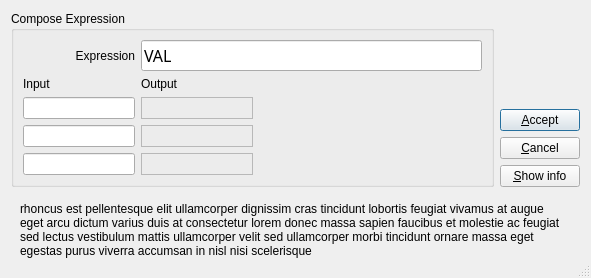
This is src/dialogs/expressionsdialog.ui in ModbusScope/ModbusScope as Qt 5 draws it before an edit. The edited form follows.
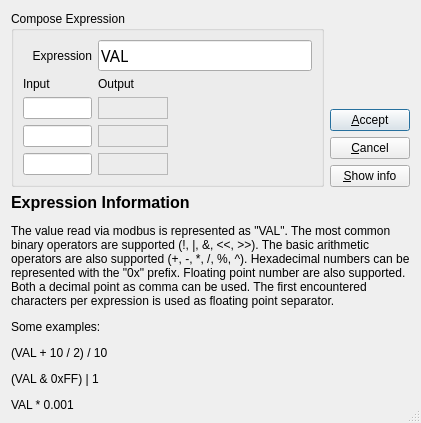
This is the edited form.

Commit message: Add first version of information text

The edit to the form file:
```diff
--- a/src/dialogs/expressionsdialog.ui
+++ b/src/dialogs/expressionsdialog.ui
@@ -9,8 +9,8 @@
    <rect>
     <x>0</x>
     <y>0</y>
-    <width>746</width>
-    <height>299</height>
+    <width>677</width>
+    <height>462</height>
    </rect>
   </property>
   <property name="windowTitle">
@@ -182,6 +182,21 @@
    <item>
     <widget class="QWidget" name="widgetInfo" native="true">
      <layout class="QVBoxLayout" name="verticalLayout_4">
+      <property name="spacing">
+       <number>0</number>
+      </property>
+      <property name="leftMargin">
+       <number>0</number>
+      </property>
+      <property name="topMargin">
+       <number>0</number>
+      </property>
+      <property name="rightMargin">
+       <number>0</number>
+      </property>
+      <property name="bottomMargin">
+       <number>0</number>
+      </property>
       <item>
        <widget class="QLabel" name="lblInfo">
         <property name="sizePolicy">
@@ -191,7 +206,7 @@
          </sizepolicy>
         </property>
         <property name="text">
-         <string>rhoncus est pellentesque elit ullamcorper dignissim cras tincidunt lobortis feugiat vivamus at augue eget arcu dictum varius duis at consectetur lorem donec massa sapien faucibus et molestie ac feugiat sed lectus vestibulum mattis ullamcorper velit sed ullamcorper morbi tincidunt ornare massa eget egestas purus viverra accumsan in nisl nisi scelerisque</string>
+         <string>&lt;html&gt;&lt;head/&gt;&lt;body&gt;&lt;p&gt;&lt;span style=&quot; font-size:12pt; font-weight:600;&quot;&gt;Expression Information&lt;/span&gt;&lt;/p&gt;&lt;p&gt;The value read via modbus is represented as &amp;quot;VAL&amp;quot;. The most common binary operators are supported (!, |, &amp;amp;, &amp;lt;&amp;lt;, &amp;gt;&amp;gt;). The basic arithmetic operators are also supported (+, -, *, /, %, ^). Hexadecimal numbers can be represented with the &amp;quot;0x&amp;quot; prefix. Floating point number are also supported. Both a decimal point as comma can be used. The first encountered characters per expression is used as floating point separator.&lt;/p&gt;&lt;p&gt;Some examples:&lt;/p&gt;&lt;p&gt;(VAL + 10 / 2) / 10&lt;/p&gt;&lt;p&gt;(VAL &amp;amp; 0xFF) | 1&lt;/p&gt;&lt;p&gt;VAL * 0.001&lt;/p&gt;&lt;/body&gt;&lt;/html&gt;</string>
         </property>
         <property name="wordWrap">
          <bool>true</bool>
```
